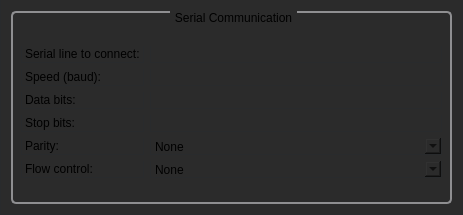
This is ScaraControlGUI/serialcommunicationconfigwidget.ui in mnowator/SCARA_Control as Qt 5 draws it before an edit. The edited form follows.
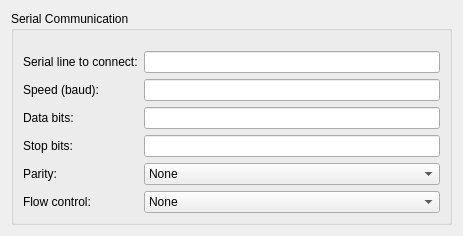
This is the edited form.

```diff
--- a/ScaraControlGUI/serialcommunicationconfigwidget.ui
+++ b/ScaraControlGUI/serialcommunicationconfigwidget.ui
@@ -19,26 +19,9 @@
   <property name="windowTitle">
    <string>Form</string>
   </property>
-  <property name="styleSheet">
-   <string notr="true">border: 1px solid rgb(41, 43, 45);
-background-color: rgb(43, 43, 43);
-border-top: 0px solid rgb(41, 43, 45);</string>
-  </property>
   <layout class="QGridLayout" name="gridLayout">
    <item row="0" column="0">
     <widget class="QGroupBox" name="groupBox">
-     <property name="styleSheet">
-      <string notr="true">QGroupBox {
-    border: 2px solid #8f8f91;
-    border-radius: 5px;
-}
-
-QGroupBox::title {
-    subcontrol-origin: margin;
-    subcontrol-position: top center;
-    padding: 0 3px;
-}</string>
-     </property>
      <property name="title">
       <string>Serial Communication</string>
      </property>
```
Left out of the diff: 2 changed lines with no effect on the pictures.
